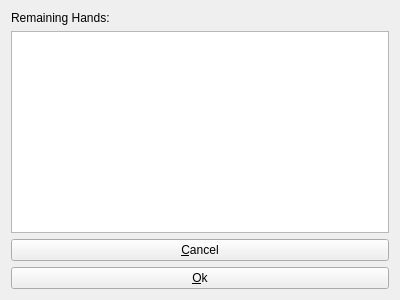
Old version of the form arkhorclient/gui/weaponchooser.ui in the repository kingnak/arkhor.
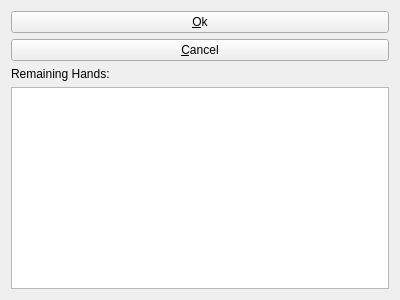
New version of the form.

```diff
--- a/arkhorclient/gui/weaponchooser.ui
+++ b/arkhorclient/gui/weaponchooser.ui
@@ -14,6 +14,20 @@
    <string>Form</string>
   </property>
   <layout class="QVBoxLayout" name="verticalLayout">
+   <item>
+    <widget class="QPushButton" name="btnOk">
+     <property name="text">
+      <string>&amp;Ok</string>
+     </property>
+    </widget>
+   </item>
+   <item>
+    <widget class="QPushButton" name="btnCancel">
+     <property name="text">
+      <string>&amp;Cancel</string>
+     </property>
+    </widget>
+   </item>
    <item>
     <layout class="QHBoxLayout" name="horizontalLayout" stretch="0,1">
      <item>
@@ -35,20 +49,6 @@
    <item>
     <widget class="QListWidget" name="lstWeapons"/>
    </item>
-   <item>
-    <widget class="QPushButton" name="btnCancel">
-     <property name="text">
-      <string>&amp;Cancel</string>
-     </property>
-    </widget>
-   </item>
-   <item>
-    <widget class="QPushButton" name="btnOk">
-     <property name="text">
-      <string>&amp;Ok</string>
-     </property>
-    </widget>
-   </item>
   </layout>
  </widget>
  <resources/>
```
